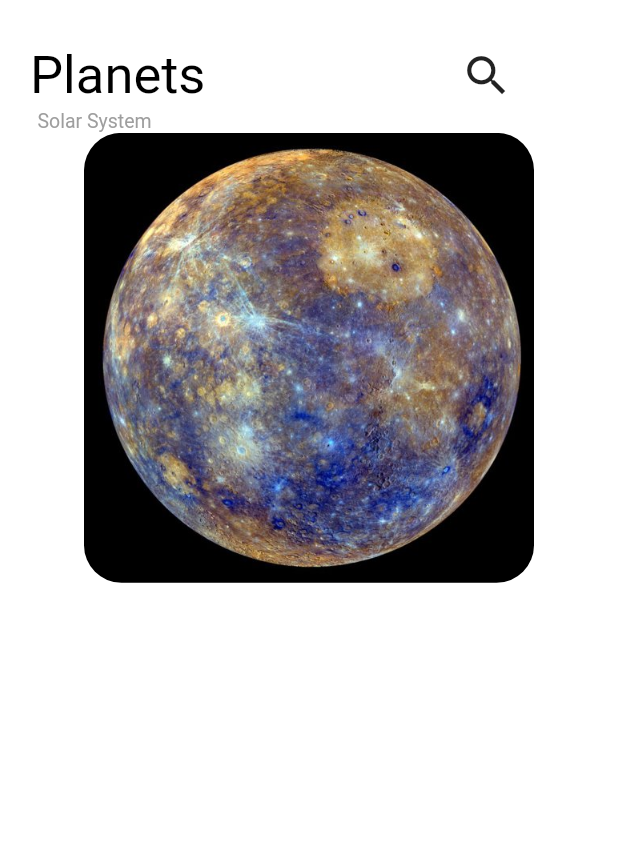
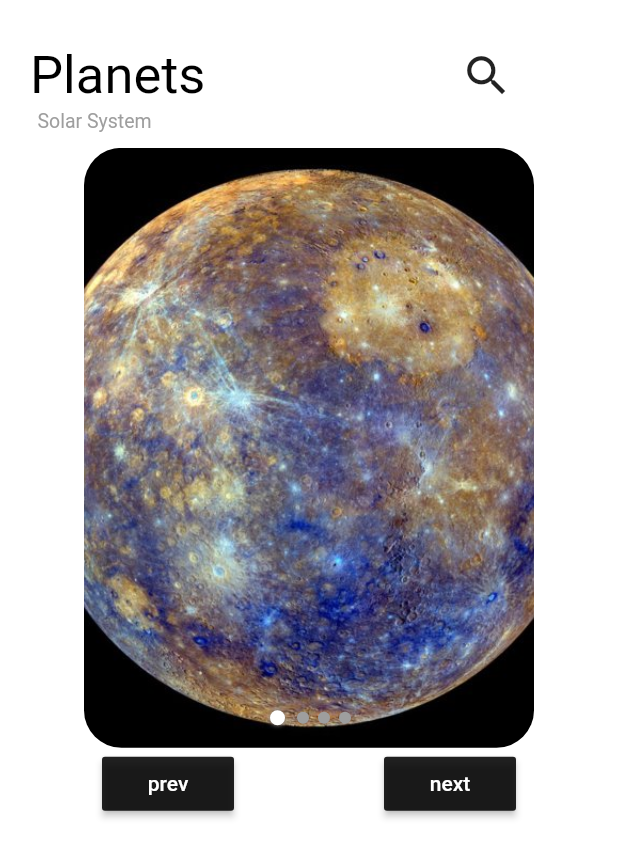
Before and after one commit to saakshidixit2305/planets-ui, a Flutter app: the screen it shows after launch, on a phone screen of 412 x 824 dp. Shown: the top 858 px of the screen. Run offline on Flutter 3.47's test engine with Material 2 defaults, Android fonts, the phone set to English and light mode, and no system bars.

Commit message:
carousel added

```diff
--- a/planet_app/lib/main.dart
+++ b/planet_app/lib/main.dart
@@ -23,21 +23,29 @@ class Planetpage extends StatefulWidget {
 
 class _PlanetpageState extends State<Planetpage> {
   int photoindex=0;
-  List<String> photos=["assets/mercury.jpg","assets/mercury.jpg","assets/mercury.jpg","assets/mercury.jpg"];
-  PageController pageController;
-  void previmg(){
+  List<String> photos=[
+    "assets/mercury.jpg",
+    "assets/venus.jpg",
+    "assets/mars.jpg",
+    "assets/earth.jpg"
+  ];
+  //PageController pageController;
+  void _previmg(){
     setState(() {
-      photoindex= photoindex > 0? photoindex-1:0;
+      photoindex= photoindex > 0 ? photoindex-1 : 0;
     });
   }
-  void nextimg(){
-    photoindex= photoindex < photos.length-1? photoindex+1:photoindex;
+  void _nextimg(){
+    setState(() {
+      photoindex= photoindex < photos.length -1 ? photoindex+1 : photoindex;
+    });
+
   }
-  @override
-  void initState(){
-    super.initState();
-    pageController=PageController(initialPage: 1,viewportFraction: 0.8);
-  }
+  // @override
+  //void initState(){
+  //super.initState();
+  //pageController=PageController(initialPage: 1,viewportFraction: 0.8);
+  // }
   @override
   Widget build(BuildContext context) {
     return new Scaffold(
@@ -66,15 +74,45 @@ class _PlanetpageState extends State<Planetpage> {
               )
             ],
           ),
-          new Center(
-            child: new Container(
-              decoration: BoxDecoration(
-                  borderRadius: BorderRadius.circular(25.0),
-                  image: DecorationImage(image: AssetImage(photos[photoindex]),fit: BoxFit.cover)
+          Padding(
+            padding: const EdgeInsets.only(top: 10.0),
+            child:new Center(
+              child:new Stack(
+                children: <Widget>[
+                  new Container(
+                    decoration: BoxDecoration(
+                        borderRadius: BorderRadius.circular(25.0),
+                        image: DecorationImage(image: AssetImage(photos[photoindex]),fit: BoxFit.cover)
+                    ),
+                    height: 400.0,
+                    width: 300.0,
+
+                  ),
+                  Positioned(
+                    top: 375.0,left: 25.0,right: 25.0,
+                    child: SelectedPhoto(nodots: photos.length,photoindex: photoindex,),
+                  )
+                ],
+
               ),
-              height: 300.0,
-              width: 300.0,
+
+
             ),
+          ),
+          new Row(
+            crossAxisAlignment: CrossAxisAlignment.center,
+            mainAxisAlignment: MainAxisAlignment.center,
+            children: <Widget>[
+              new RaisedButton(
+                child: Text("prev",style: TextStyle(color: Colors.white),),
+                onPressed: _previmg,color: Colors.black87,),
+              new SizedBox(
+                width: 100.0,
+              ),
+              new RaisedButton(
+                child: Text("next",style: TextStyle(color: Colors.white)),
+                onPressed: _nextimg,color: Colors.black87,)
+            ],
           )
 
         ],
@@ -82,3 +120,61 @@ class _PlanetpageState extends State<Planetpage> {
     );
   }
 }
+class SelectedPhoto extends StatelessWidget {
+  final int nodots;
+  final int photoindex;
+  SelectedPhoto({
+    this.nodots,
+    this.photoindex
+  });
+  Widget _InactivePhoto(){
+    return Container(
+      child: new Padding(padding: EdgeInsets.only(left: 3.0,right: 3.0),
+        child: Container(
+          height: 8.0,
+          width: 8.0,
+          decoration: BoxDecoration(
+              color: Colors.grey,
+              borderRadius: BorderRadius.circular(4.0)
+          ),
+        ),
+      ),
+    );
+  }
+  Widget _ActivePhoto(){
+    return Container(
+      child: Padding(padding: EdgeInsets.only(left: 5.0,right: 5.0),
+        child: Container(
+          height: 10.0,
+          width: 10.0,
+          decoration: BoxDecoration(
+              color: Colors.white,
+              borderRadius: BorderRadius.circular(5.0),
+              boxShadow: [BoxShadow(
+                  color: Colors.grey,
+                  spreadRadius: 0.0,
+                  blurRadius: 2.0
+              )]
+          ),
+        ),),
+    );
+  }
+  List<Widget> _buildDots(){
+    List<Widget> dots=[];
+    for(int i=0;i< nodots;++i)
+    {
+      dots.add(i==photoindex? _ActivePhoto():_InactivePhoto());
+    }
+    return dots;
+  }
+
+  @override
+  Widget build(BuildContext context) {
+    return new Center(
+      child: Row(
+          mainAxisAlignment: MainAxisAlignment.center,
+          children: _buildDots()
+      ),
+    );
+  }
+}
```
